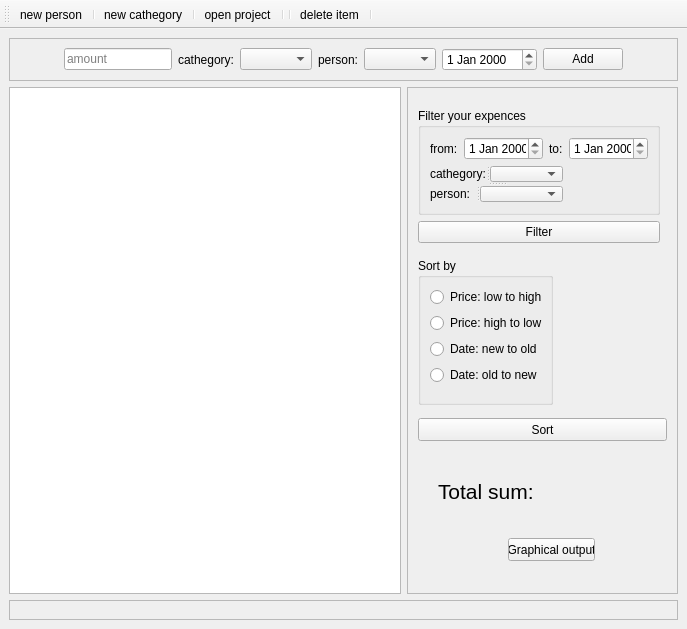
Old version of the form view.ui in the repository MonikaDvorakova/Expense-Tracker.
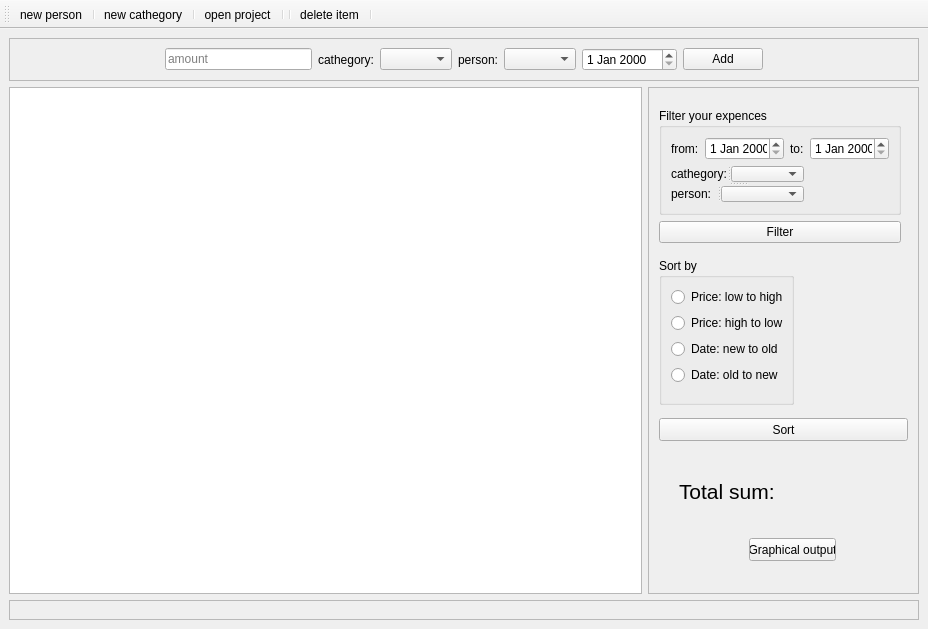
New version of the form.

```diff
--- a/view.ui
+++ b/view.ui
@@ -6,7 +6,7 @@
    <rect>
     <x>0</x>
     <y>0</y>
-    <width>687</width>
+    <width>928</width>
     <height>629</height>
    </rect>
   </property>
@@ -369,7 +369,7 @@
     <rect>
      <x>0</x>
      <y>0</y>
-     <width>687</width>
+     <width>928</width>
      <height>21</height>
     </rect>
    </property>
@@ -391,10 +391,10 @@
    <addaction name="separator"/>
    <addaction name="actionnew_cathegory"/>
    <addaction name="separator"/>
-   <addaction name="actionremove_person"/>
+   <addaction name="actionOpenProject"/>
    <addaction name="separator"/>
    <addaction name="separator"/>
-   <addaction name="actionremove_all"/>
+   <addaction name="actionDeleteItem"/>
    <addaction name="separator"/>
   </widget>
   <action name="actionnew_person">
@@ -413,7 +413,7 @@
     <string>add new cathegory</string>
    </property>
   </action>
-  <action name="actionremove_person">
+  <action name="actionOpenProject">
    <property name="text">
     <string>open project</string>
    </property>
@@ -421,7 +421,7 @@
     <string>open existing project or create new one</string>
    </property>
   </action>
-  <action name="actionremove_all">
+  <action name="actionDeleteItem">
    <property name="text">
     <string>delete item</string>
    </property>
```
